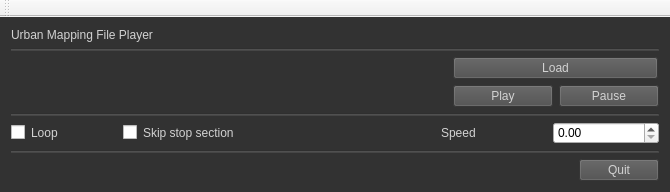
This is src/mainwindow.ui in RPM-Robotics-Lab/file_player_complex_urban as Qt 5 draws it before an edit. The edited form follows.
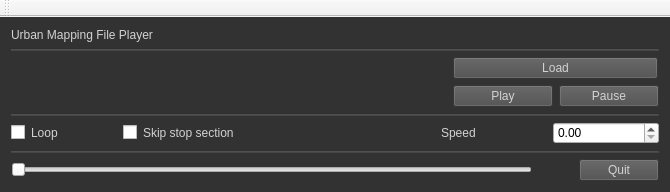
This is the edited form.

Patch:
```diff
--- a/src/mainwindow.ui
+++ b/src/mainwindow.ui
@@ -229,6 +229,25 @@
     </item>
     <item>
      <layout class="QHBoxLayout" name="horizontalLayout_2">
+      <item>
+       <widget class="QSlider" name="horizontalSlider">
+        <property name="sizePolicy">
+         <sizepolicy hsizetype="Minimum" vsizetype="Fixed">
+          <horstretch>0</horstretch>
+          <verstretch>0</verstretch>
+         </sizepolicy>
+        </property>
+        <property name="minimumSize">
+         <size>
+          <width>521</width>
+          <height>0</height>
+         </size>
+        </property>
+        <property name="orientation">
+         <enum>Qt::Horizontal</enum>
+        </property>
+       </widget>
+      </item>
       <item>
        <spacer name="horizontalSpacer_2">
         <property name="orientation">
@@ -239,7 +258,7 @@
         </property>
         <property name="sizeHint" stdset="0">
          <size>
-          <width>3738</width>
+          <width>1000</width>
           <height>20</height>
          </size>
         </property>
```
